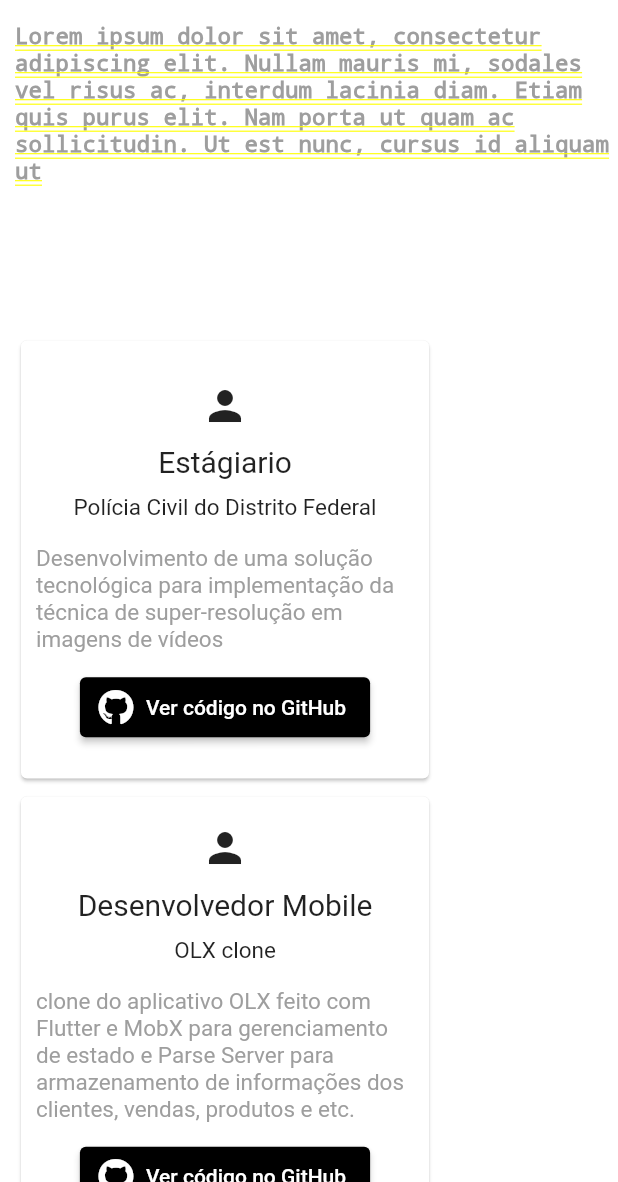
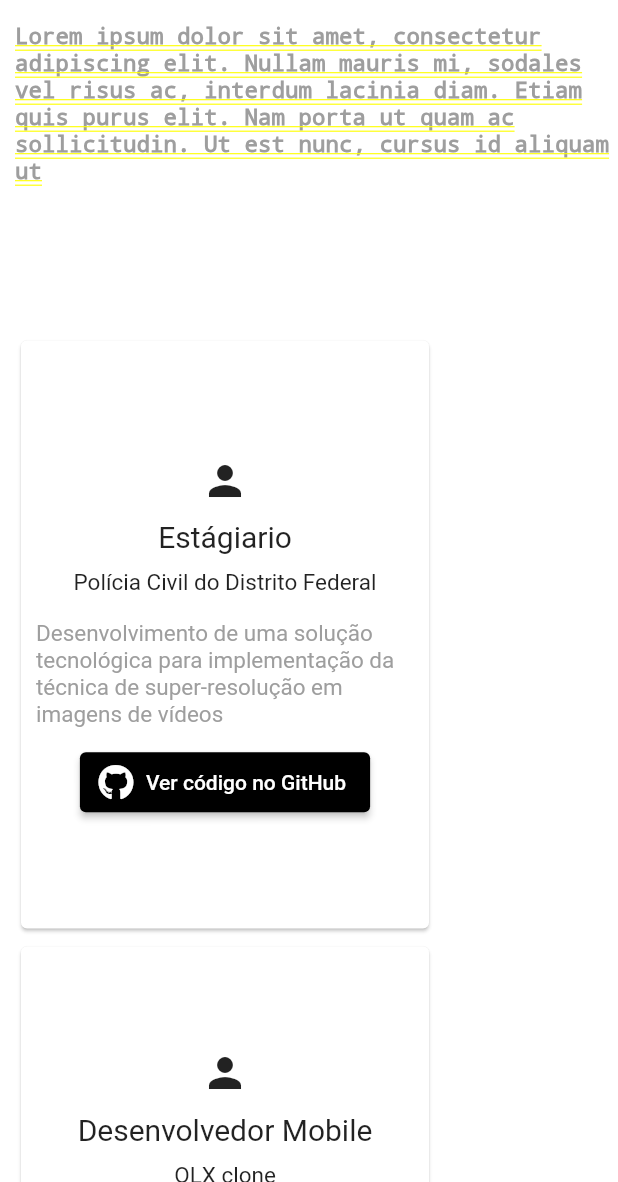
Before and after one commit to Moura14/portifolio-flutter, a Flutter app: the screen it shows after launch, in the side drawer, after a tap on "Experiência", on a phone screen of 412 x 824 dp, the part 54-1236 px from its top. Run offline on Flutter 3.47's test engine with Material 2 defaults, Android fonts, the phone set to English and light mode, and no system bars; our stand-ins replace auto_size_text, font_awesome_flutter, responsive_framework.

Commit message:
finalização da área de formação

```diff
--- a/lib/pages/widgets/exp_card.dart
+++ b/lib/pages/widgets/exp_card.dart
@@ -21,7 +21,7 @@ class ExpCard extends StatelessWidget {
   Widget build(BuildContext context) {
     final isMobile = ResponsiveWrapper.of(context).isMobile;
     return SizedBox(
-      height: 300,
+      height: 400,
       width: isMobile ? double.infinity : 280,
       child: Card(
         shadowColor: Colors.black,
--- a/lib/pages/widgets/exp_resonsive.dart
+++ b/lib/pages/widgets/exp_resonsive.dart
@@ -23,7 +23,7 @@ class ExpResponsive extends StatelessWidget {
                       height: 16,
                     ),
                     const Text(
-                      'Lorem ipsum dolor sit amet, consectetur adipiscing elit. Nullam mauris mi, sodales vel risus ac, interdum lacinia diam. Etiam quis purus elit. Nam porta ut quam ac sollicitudin. Ut est nunc, cursus id aliquam ut, ',
+                      'Atualmente sou estágiario em um projeto de super-resolução na Polícia Cívil do Distrito Federal. Possuo também vários projetos práticos no meu GitHub',
                       style: TextStyle(fontSize: 16, color: Colors.grey),
                     ),
                     const SizedBox(
--- a/lib/pages/widgets/forma_responsive.dart
+++ b/lib/pages/widgets/forma_responsive.dart
@@ -35,7 +35,7 @@ class FormaResponsive extends StatelessWidget {
                           child: Column(
                         children: const [
                           AutoSizeText(
-                            'Lorem ipsum dolor sit amet, consectetur adipiscing elit. Proin aliquam tincidunt odio quis mollis. Maecenas lacinia nec tellus a vulputate. Maecenas ullamcorper lectus id ex congue',
+                            'Possuo o ensino médio completo e atualmente estou cursando análise e desenvolvimento de sistemas. Além de sempre estar fazendo cursos complementares para sempre me manter atualizado',
                             style: TextStyle(fontSize: 15, color: Colors.grey),
                             maxLines: 5,
                             textAlign: TextAlign.justify,
@@ -44,17 +44,14 @@ class FormaResponsive extends StatelessWidget {
                             height: 16,
                           ),
                           FormationItem(
-                            title: 'Formação',
-                            icon: Icons.abc,
+                            title: 'Ensino médio completo',
+                            icon: Icons.account_circle,
                           ),
                           FormationItem(
-                            title: 'Formação',
-                            icon: Icons.abc,
+                            title:
+                                'Técnologo em Análise e Desenvolvimento de Sistemas (em andamento)',
+                            icon: Icons.account_circle,
                           ),
-                          FormationItem(
-                            title: 'Formação',
-                            icon: Icons.abc,
-                          )
                         ],
                       )),
                     ],
@@ -79,24 +76,21 @@ class FormaResponsive extends StatelessWidget {
                     child: Image.asset('images/education.png'),
                   ),
                   const Text(
-                    'Lorem ipsum dolor sit amet, consectetur adipiscing elit. Proin aliquam tincidunt odio quis mollis. Maecenas lacinia nec tellus a vulputate. Maecenas ullamcorper lectus id ex congue',
+                    'Possuo o ensino médio completo e atualmente estou cursando Análise e Desenvolvimento de Sistemas. Além de sempre estar fazendo cursos complementares para sempre me manter atualizado',
                     style: TextStyle(fontSize: 15, color: Colors.grey),
                   ),
                   const SizedBox(
                     height: 16,
                   ),
                   const FormationItem(
-                    title: 'Formação',
-                    icon: Icons.abc,
+                    title: 'Ensino médio completo',
+                    icon: Icons.account_circle,
                   ),
                   const FormationItem(
-                    title: 'Formação',
-                    icon: Icons.abc,
+                    title:
+                        'Técnologo em Análise e Desenvolvimento de Sistemas (em andamento)',
+                    icon: Icons.account_circle,
                   ),
-                  const FormationItem(
-                    title: 'Formação',
-                    icon: Icons.abc,
-                  )
                 ],
               ),
             );
--- a/lib/pages/widgets/responsive_app_bar.dart
+++ b/lib/pages/widgets/responsive_app_bar.dart
@@ -1,3 +1,4 @@
+import 'package:cv_flutter/pages/widgets/exp_resonsive.dart';
 import 'package:flutter/material.dart';
 import 'package:responsive_framework/responsive_framework.dart';
 
@@ -41,7 +42,12 @@ class ResponaiveAppBar extends StatelessWidget {
                                     child: Row(
                                       children: [
                                         TextButton(
-                                            onPressed: () {},
+                                            onPressed: () {
+                                              Navigator.of(context).push(
+                                                  MaterialPageRoute(
+                                                      builder: (context) =>
+                                                          const ExpResponsive()));
+                                            },
                                             child: const Text(
                                               'Experiência',
                                               style:
```
